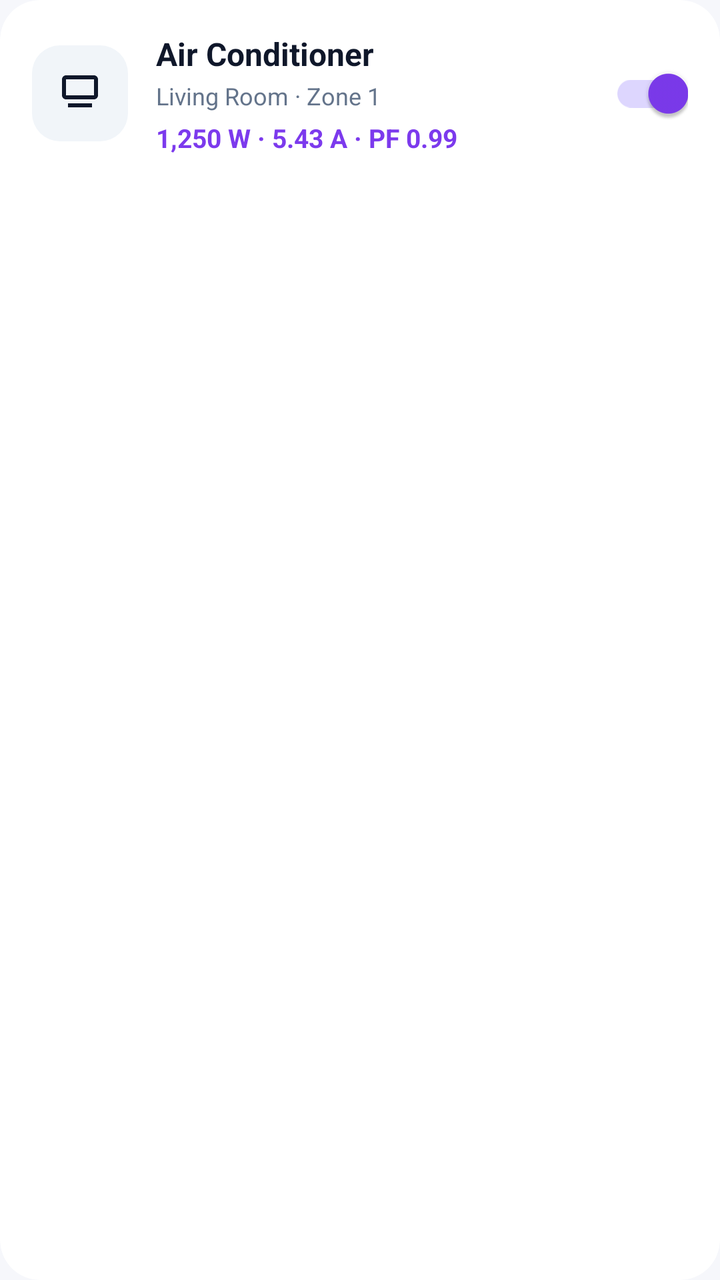
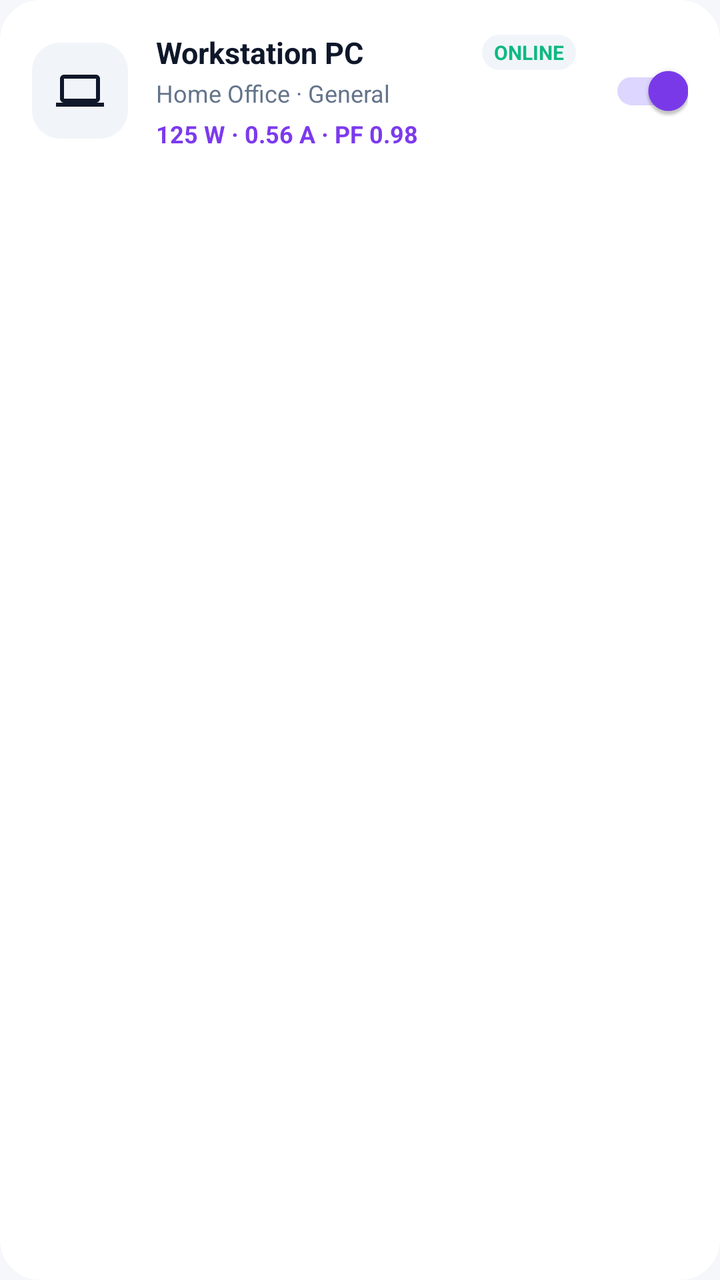

The first picture is an Android layout as it rendered before a commit; the second is the same layout after the commit. The layout source and the unified diff follow.
<!-- AndroidManifest.xml: application theme Theme.SmartEnergyTracker -->
<!-- res/layout/item_circuit_card.xml -->
<?xml version="1.0" encoding="utf-8"?>
<androidx.cardview.widget.CardView 
    xmlns:android="http://schemas.android.com/apk/res/android"
    xmlns:app="http://schemas.android.com/apk/res-auto"
    android:id="@+id/cardCircuitRoot"
    android:layout_width="match_parent"
    android:layout_height="wrap_content"
    android:layout_marginStart="20dp"
    android:layout_marginEnd="20dp"
    android:layout_marginBottom="12dp"
    android:clickable="true"
    android:focusable="true"
    android:foreground="?attr/selectableItemBackground"
    app:cardBackgroundColor="@color/bg_card_white"
    app:cardCornerRadius="20dp"
    app:cardElevation="0dp"
    app:strokeColor="@color/card_border"
    app:strokeWidth="1dp">

    <LinearLayout
        android:layout_width="match_parent"
        android:layout_height="wrap_content"
        android:gravity="center_vertical"
        android:orientation="horizontal"
        android:padding="16dp">

        
        <FrameLayout
            android:layout_width="48dp"
            android:layout_height="48dp"
            android:background="@drawable/bg_icon_container">

            <ImageView
                android:id="@+id/ivCircuitIcon"
                android:layout_width="24dp"
                android:layout_height="24dp"
                android:layout_gravity="center"
                android:src="@drawable/ic_ac"
                app:tint="@color/text_primary" />

            <View
                android:id="@+id/indicatorAnomaly"
                android:layout_width="10dp"
                android:layout_height="10dp"
                android:layout_gravity="top|end"
                android:layout_marginTop="4dp"
                android:layout_marginEnd="4dp"
                android:background="@drawable/bg_badge_red"
                android:visibility="gone" />
        </FrameLayout>

        
        <LinearLayout
            android:layout_width="0dp"
            android:layout_height="wrap_content"
            android:layout_marginStart="14dp"
            android:layout_marginEnd="8dp"
            android:layout_weight="1"
            android:orientation="vertical">

            <TextView
                android:id="@+id/tvCircuitName"
                android:layout_width="wrap_content"
                android:layout_height="wrap_content"
                android:ellipsize="end"
                android:maxLines="1"
                android:text="Air Conditioner"
                android:textColor="@color/text_primary"
                android:textSize="16sp"
                android:textStyle="bold" />

            <TextView
                android:id="@+id/tvCircuitLocation"
                android:layout_width="wrap_content"
                android:layout_height="wrap_content"
                android:layout_marginTop="2dp"
                android:ellipsize="end"
                android:maxLines="1"
                android:text="Living Room · Zone 1"
                android:textColor="@color/text_secondary"
                android:textSize="12sp" />

            <TextView
                android:id="@+id/tvCircuitMetrics"
                android:layout_width="wrap_content"
                android:layout_height="wrap_content"
                android:layout_marginTop="4dp"
                android:text="1,250 W · 5.43 A · PF 0.99"
                android:textColor="@color/card_purple_primary"
                android:textSize="13sp"
                android:textStyle="bold" />
        </LinearLayout>

        
        <com.google.android.material.switchmaterial.SwitchMaterial
            android:id="@+id/switchCircuit"
            android:layout_width="wrap_content"
            android:layout_height="wrap_content"
            android:checked="true"
            app:thumbTint="@color/card_purple_primary"
            app:trackTint="#DDD6FE" />

    </LinearLayout>
</androidx.cardview.widget.CardView>
<!-- resources referenced by this layout -->
<resources>
  <color name="bg_card_white">#FFFFFF</color>
  <color name="card_border">#E2E8F0</color>
  <color name="card_purple_primary">#7C3AED</color>
  <color name="text_primary">#0F172A</color>
  <color name="text_secondary">#64748B</color>
  <!-- drawable bg_badge_red (drawable) -->
  <?xml version="1.0" encoding="utf-8"?>
  <shape xmlns:android="http://schemas.android.com/apk/res/android"
      android:shape="oval">
      <solid android:color="@color/rose_500" />
      <stroke
          android:width="2dp"
          android:color="#FFFFFF" />
  </shape>
  <!-- drawable bg_icon_container (drawable) -->
  <?xml version="1.0" encoding="utf-8"?>
  <shape xmlns:android="http://schemas.android.com/apk/res/android"
      android:shape="rectangle">
      <solid android:color="#F1F5F9" />
      <corners android:radius="14dp" />
  </shape>
  <!-- drawable ic_ac (drawable) -->
  <vector xmlns:android="http://schemas.android.com/apk/res/android"
      android:width="24dp"
      android:height="24dp"
      android:viewportWidth="24"
      android:viewportHeight="24">
      <path
          android:fillColor="@color/blue_500"
          android:pathData="M19,3H5C3.9,3 3,3.9 3,5v8c0,1.1 0.9,2 2,2h14c1.1,0 2,-0.9 2,-2V5C21,3.9 20.1,3 19,3zM19,13H5V5h14V13zM6,17h12v2H6V17z"/>
  </vector>
  <style name="Theme.SmartEnergyTracker" parent="Theme.MaterialComponents.DayNight.NoActionBar">
          <item name="colorPrimary">@color/card_purple_primary</item>
          <item name="colorPrimaryVariant">@color/card_purple_dark</item>
          <item name="colorOnPrimary">@color/text_white</item>
          <item name="android:windowBackground">@color/bg_light</item>
          <item name="android:statusBarColor">@color/bg_light</item>
          <item name="android:windowLightStatusBar" tools:targetApi="m">true</item>
          <item name="android:navigationBarColor">@color/bg_light</item>
      </style>
  <color name="rose_500">#F43F5E</color>
  <color name="blue_500">#3B82F6</color>
  <color name="card_purple_dark">#6D28D9</color>
  <color name="text_white">#FFFFFF</color>
  <color name="bg_light">#F6F7FB</color>
</resources>

<!-- the commit's change to res/layout/item_circuit_card.xml (unified diff, before → after) -->
@@ -35,7 +35,7 @@
                 android:layout_width="24dp"
                 android:layout_height="24dp"
                 android:layout_gravity="center"
-                android:src="@drawable/ic_ac"
+                android:src="@drawable/ic_pc"
                 app:tint="@color/text_primary" />
 
             <View
@@ -58,16 +58,40 @@
             android:layout_weight="1"
             android:orientation="vertical">
 
-            <TextView
-                android:id="@+id/tvCircuitName"
-                android:layout_width="wrap_content"
+            <LinearLayout
+                android:layout_width="match_parent"
                 android:layout_height="wrap_content"
-                android:ellipsize="end"
-                android:maxLines="1"
-                android:text="Air Conditioner"
-                android:textColor="@color/text_primary"
-                android:textSize="16sp"
-                android:textStyle="bold" />
+                android:gravity="center_vertical"
+                android:orientation="horizontal">
+
+                <TextView
+                    android:id="@+id/tvCircuitName"
+                    android:layout_width="0dp"
+                    android:layout_height="wrap_content"
+                    android:layout_weight="1"
+                    android:ellipsize="end"
+                    android:maxLines="1"
+                    android:singleLine="true"
+                    android:text="Workstation PC"
+                    android:textColor="@color/text_primary"
+                    android:textSize="15sp"
+                    android:textStyle="bold" />
+
+                <TextView
+                    android:id="@+id/tvCircuitStatusBadge"
+                    android:layout_width="wrap_content"
+                    android:layout_height="wrap_content"
+                    android:background="@drawable/bg_icon_container"
+                    android:paddingStart="6dp"
+                    android:paddingTop="2dp"
+                    android:paddingEnd="6dp"
+                    android:paddingBottom="2dp"
+                    android:singleLine="true"
+                    android:text="ONLINE"
+                    android:textColor="@color/emerald_500"
+                    android:textSize="10sp"
+                    android:textStyle="bold" />
+            </LinearLayout>
 
             <TextView
                 android:id="@+id/tvCircuitLocation"
@@ -76,7 +100,8 @@
                 android:layout_marginTop="2dp"
                 android:ellipsize="end"
                 android:maxLines="1"
-                android:text="Living Room · Zone 1"
+                android:singleLine="true"
+                android:text="Home Office · General"
                 android:textColor="@color/text_secondary"
                 android:textSize="12sp" />
 
@@ -85,9 +110,10 @@
                 android:layout_width="wrap_content"
                 android:layout_height="wrap_content"
                 android:layout_marginTop="4dp"
-                android:text="1,250 W · 5.43 A · PF 0.99"
+                android:singleLine="true"
+                android:text="125 W · 0.56 A · PF 0.98"
                 android:textColor="@color/card_purple_primary"
-                android:textSize="13sp"
+                android:textSize="12sp"
                 android:textStyle="bold" />
         </LinearLayout>
 
<!-- resource entries referenced after the edit -->
@@ -3,6 +3,7 @@
   <color name="bg_card_white">#FFFFFF</color>
   <color name="card_border">#E2E8F0</color>
   <color name="card_purple_primary">#7C3AED</color>
+  <color name="emerald_500">#10B981</color>
   <color name="text_primary">#0F172A</color>
   <color name="text_secondary">#64748B</color>
   <!-- drawable bg_badge_red (drawable) -->
@@ -21,15 +22,15 @@
       <solid android:color="#F1F5F9" />
       <corners android:radius="14dp" />
   </shape>
-  <!-- drawable ic_ac (drawable) -->
+  <!-- drawable ic_pc (drawable) -->
   <vector xmlns:android="http://schemas.android.com/apk/res/android"
       android:width="24dp"
       android:height="24dp"
       android:viewportWidth="24"
       android:viewportHeight="24">
       <path
-          android:fillColor="@color/blue_500"
-          android:pathData="M19,3H5C3.9,3 3,3.9 3,5v8c0,1.1 0.9,2 2,2h14c1.1,0 2,-0.9 2,-2V5C21,3.9 20.1,3 19,3zM19,13H5V5h14V13zM6,17h12v2H6V17z"/>
+          android:fillColor="@color/text_primary"
+          android:pathData="M20,18c1.1,0 1.99,-0.9 1.99,-2L22,6c0,-1.1 -0.9,-2 -2,-2H4c-1.1,0 -2,0.9 -2,2v10c0,1.1 0.9,2 2,2H0v2h24v-2h-4zM4,6h16v10H4V6z"/>
   </vector>
   <style name="Theme.SmartEnergyTracker" parent="Theme.MaterialComponents.DayNight.NoActionBar">
           <item name="colorPrimary">@color/card_purple_primary</item>
@@ -41,7 +42,6 @@
           <item name="android:navigationBarColor">@color/bg_light</item>
       </style>
   <color name="rose_500">#F43F5E</color>
-  <color name="blue_500">#3B82F6</color>
   <color name="card_purple_dark">#6D28D9</color>
   <color name="text_white">#FFFFFF</color>
   <color name="bg_light">#F6F7FB</color>
